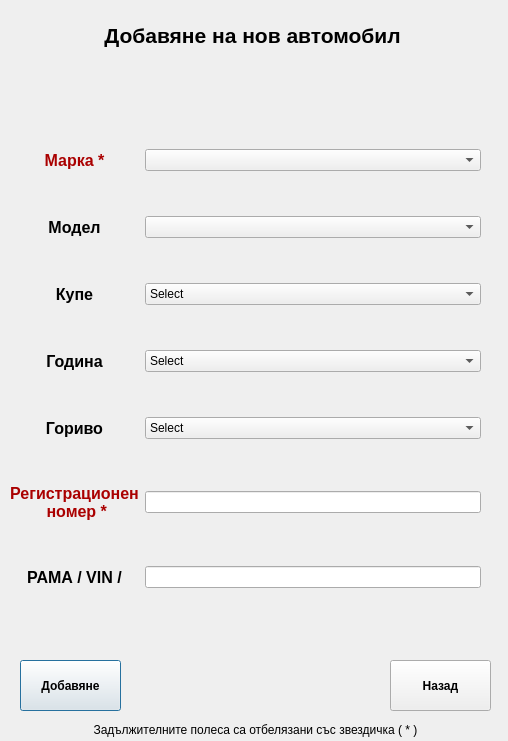
Above: newauto.ui from JohnnyBrawo/CarServ before the change. Below: the same form after it.
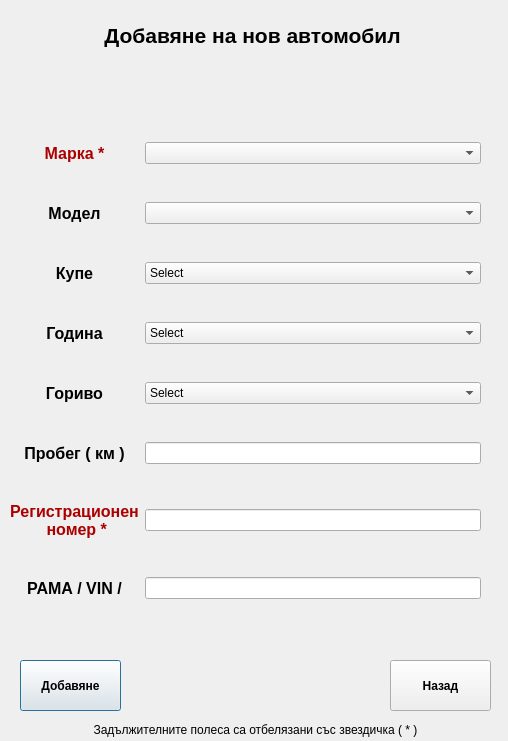
That is the form after the change.

Patch:
```diff
--- a/newauto.ui
+++ b/newauto.ui
@@ -508,6 +508,26 @@
       </property>
      </widget>
     </item>
+    <item row="6" column="1">
+     <widget class="QLineEdit" name="LText_NewAutoMillage"/>
+    </item>
+    <item row="6" column="0">
+     <widget class="QLabel" name="L_NewAuto_Fuel_2">
+      <property name="font">
+       <font>
+        <pointsize>12</pointsize>
+        <weight>75</weight>
+        <bold>true</bold>
+       </font>
+      </property>
+      <property name="text">
+       <string>Пробег ( км )</string>
+      </property>
+      <property name="alignment">
+       <set>Qt::AlignCenter</set>
+      </property>
+     </widget>
+    </item>
    </layout>
   </widget>
   <widget class="QLabel" name="L_StarFields">
```
